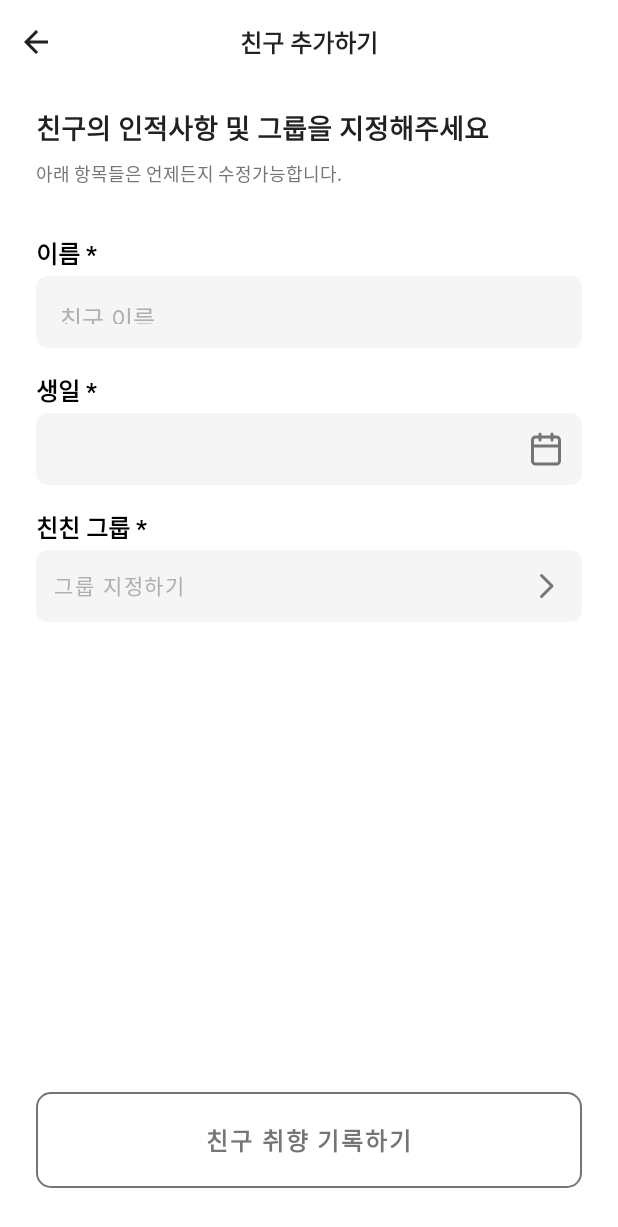
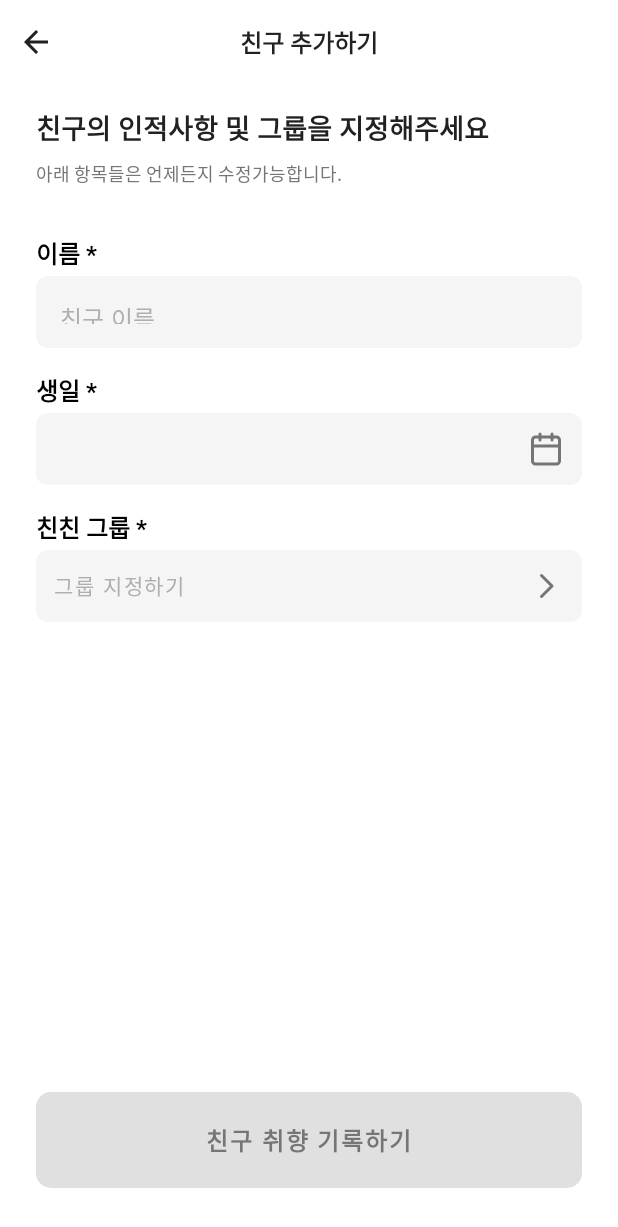
Before and after one commit to mash-up-kr/chinchin-android, an Android app built with Jetpack Compose: the AddFriendActivity screen opened directly, with no data from a screen before it, on a phone screen of 412 x 824 dp. Shown: the top 1227 px of the screen. Run offline under Robolectric (Android 15) with nearby library versions, the phone set to English and light mode, and no system bars; our stand-ins replace Dagger/Hilt's generated code, constraintlayout-compose.

Commit message:
feat: #56 공통버튼 disable 색상 변경

```diff
--- a/presenter/src/main/java/com/mashup/chinchin/presenter/ui/common/ChinChinComponent.kt
+++ b/presenter/src/main/java/com/mashup/chinchin/presenter/ui/common/ChinChinComponent.kt
@@ -145,34 +145,10 @@ fun ChinChinConfirmButton(
     isEnable: Boolean = false,
     onButtonClick: () -> Unit,
 ) {
-    if (isEnable) {
-        ChinChinEnableConfirmButton(
-            buttonText = buttonText,
-            radius = radius,
-            onButtonClick = onButtonClick,
-            modifier = modifier,
-        )
-    } else {
-        ChinChinDisableConfirmButton(
-            buttonText = buttonText,
-            radius = radius,
-            onButtonClick = onButtonClick,
-            modifier = modifier,
-        )
-    }
-}
-
-@Composable
-private fun ChinChinEnableConfirmButton(
-    buttonText: String,
-    modifier: Modifier = Modifier,
-    radius: Dp = 10.dp,
-    onButtonClick: () -> Unit,
-) {
     Button(
         onClick = { onButtonClick() },
         shape = RoundedCornerShape(radius),
-        colors = ButtonDefaults.buttonColors(backgroundColor = Primary_1),
+        colors = ButtonDefaults.buttonColors(backgroundColor = if (isEnable) Primary_1 else Gray_300),
         contentPadding = PaddingValues(vertical = 20.dp),
         modifier = modifier
             .defaultMinSize(minHeight = 1.dp)
@@ -181,46 +157,16 @@ private fun ChinChinEnableConfirmButton(
             defaultElevation = 0.dp,
             pressedElevation = 0.dp,
         ),
+        enabled = isEnable,
     ) {
         Text(
             text = buttonText,
             fontSize = 16.sp,
-            color = Gray_800,
+            color = if (isEnable) Gray_800 else Gray_500,
             fontWeight = FontWeight.Bold,
         )
     }
 }
-
-@Composable
-private fun ChinChinDisableConfirmButton(
-    buttonText: String,
-    modifier: Modifier = Modifier,
-    radius: Dp = 10.dp,
-    buttonColor: Color = Gray_500,
-    onButtonClick: () -> Unit,
-) {
-    OutlinedButton(
-        onClick = { onButtonClick() },
-        shape = RoundedCornerShape(radius),
-        contentPadding = PaddingValues(vertical = 20.dp),
-        border = ButtonDefaults.outlinedBorder.copy(brush = SolidColor(buttonColor)),
-        modifier = modifier
-            .defaultMinSize(minHeight = 1.dp)
-            .fillMaxWidth(),
-        elevation = ButtonDefaults.elevation(
-            defaultElevation = 0.dp,
-            pressedElevation = 0.dp,
-        ),
-    ) {
-        Text(
-            text = buttonText,
-            fontSize = 16.sp,
-            color = buttonColor,
-            fontWeight = FontWeight.Bold,
-        )
-    }
-}
-
 
 @Composable
 fun ChinChinTitleAndTextFieldButton(
```
